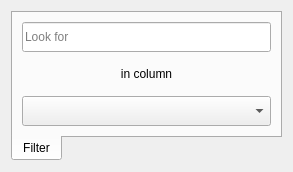
Qt form ui/ui_str_view_entity.ui (gltn/stdm) before a commit.
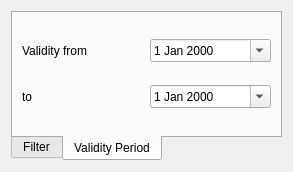
The same form after that commit. The open tabs and pages were chosen to show the change. Icons and pictures are not drawn.

Commit message: Incorporated validity period search in View STR

```diff
--- a/ui/ui_str_view_entity.ui
+++ b/ui/ui_str_view_entity.ui
@@ -22,6 +22,15 @@
      <property name="currentIndex">
       <number>0</number>
      </property>
+     <property name="documentMode">
+      <bool>false</bool>
+     </property>
+     <property name="tabsClosable">
+      <bool>false</bool>
+     </property>
+     <property name="movable">
+      <bool>false</bool>
+     </property>
      <widget class="QWidget" name="filter">
       <attribute name="icon">
        <iconset resource="../resources.qrc">
@@ -66,6 +75,53 @@
        </item>
       </layout>
      </widget>
+     <widget class="QWidget" name="validity">
+      <attribute name="icon">
+       <iconset resource="../resources.qrc">
+        <normaloff>:/plugins/stdm/images/icons/period_blue.png</normaloff>:/plugins/stdm/images/icons/period_blue.png</iconset>
+      </attribute>
+      <attribute name="title">
+       <string>Validity Period</string>
+      </attribute>
+      <layout class="QVBoxLayout" name="verticalLayout">
+       <item>
+        <layout class="QHBoxLayout" name="horizontalLayout">
+         <item>
+          <widget class="QLabel" name="label_2">
+           <property name="text">
+            <string>Validity from</string>
+           </property>
+          </widget>
+         </item>
+         <item>
+          <widget class="QDateEdit" name="validity_from_date">
+           <property name="calendarPopup">
+            <bool>true</bool>
+           </property>
+          </widget>
+         </item>
+        </layout>
+       </item>
+       <item>
+        <layout class="QHBoxLayout" name="horizontalLayout_2">
+         <item>
+          <widget class="QLabel" name="lable_3">
+           <property name="text">
+            <string>to</string>
+           </property>
+          </widget>
+         </item>
+         <item>
+          <widget class="QDateEdit" name="validity_to_date">
+           <property name="calendarPopup">
+            <bool>true</bool>
+           </property>
+          </widget>
+         </item>
+        </layout>
+       </item>
+      </layout>
+     </widget>
     </widget>
    </item>
   </layout>
```
The commit also changes 9 other files.
